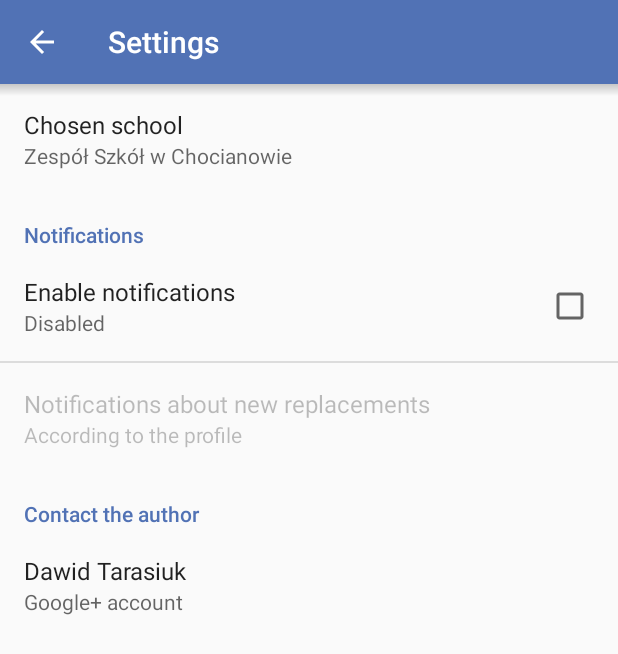
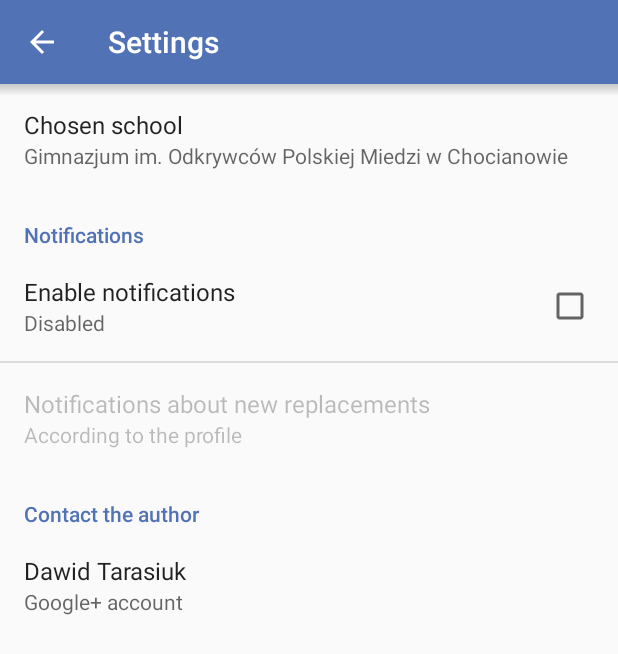
Before and after one commit to orzechdev/replacements-android, an Android app: the fragment ScheduleFragment placed in its activity, in the side drawer, after a tap on "Settings", on a phone screen of 412 x 824 dp. Shown: the top 654 px of the screen. Run offline under Robolectric (Android 15) with nearby library versions, the phone set to English and light mode, and no system bars; libraries missing offline, so code that uses them is left out: ca.barrenechea.widget; 1 statement that could not run was skipped.

Commit message:
Adjustments for adding new school: Done a lot of things in LoaderMain activity, and prepare to possibility to open activity after downloading data.

```diff
--- a/app/src/main/java/com/replacements/replacements/activities/ReplacementsMain.java
+++ b/app/src/main/java/com/replacements/replacements/activities/ReplacementsMain.java
@@ -31,6 +31,7 @@ import android.view.MenuInflater;
 import android.view.MenuItem;
 import android.view.View;
 import android.widget.LinearLayout;
+import android.widget.TextView;
 
 //import com.google.android.gms.common.GoogleApiAvailability;
 import com.google.firebase.iid.FirebaseInstanceId;
@@ -46,6 +47,7 @@ import com.replacements.replacements.fragments.ProfileFragmentTeacher;
 import com.replacements.replacements.R;
 import com.replacements.replacements.fragments.ReplacementsFragment;
 import com.replacements.replacements.fragments.ScheduleFragment;
+import com.replacements.replacements.interfaces.ApplicationConstants;
 import com.replacements.replacements.preferences.SettingsActivity;
 //import com.replacements.replacements.sync.GcmUserRegistration;
 //import com.replacements.replacements.sync.GcmUserUnregistration;
@@ -249,10 +251,12 @@ public class ReplacementsMain extends AppCompatActivity {
         SharedPreferences prefs = getSharedPreferences("dane", Context.MODE_PRIVATE);
         connManager = ((ConnectivityManager)getBaseContext().getSystemService(Context.CONNECTIVITY_SERVICE));
         if ((connManager != null) && (connManager.getActiveNetworkInfo() != null)) {
-            boolean toDoRegisterUser = prefs.getBoolean("toDoRegisterUser", false);
-            boolean toDoUnregisterUser = prefs.getBoolean("toDoUnregisterUser", false);
+            boolean toDoRegisterUser1 = prefs.getBoolean("toDoRegisterUser1", false);
+            boolean toDoUnregisterUser1 = prefs.getBoolean("toDoUnregisterUser1", false);
+            boolean toDoRegisterUser2 = prefs.getBoolean("toDoRegisterUser2", false);
+            boolean toDoUnregisterUser2 = prefs.getBoolean("toDoUnregisterUser2", false);
             SharedPreferences localSharedPreferences = PreferenceManager.getDefaultSharedPreferences(this);
-            if (localSharedPreferences.getBoolean("pref_notify_switch", true) && !toDoRegisterUser && !toDoUnregisterUser) {
+            if (localSharedPreferences.getBoolean("pref_notify_switch", true) && !toDoRegisterUser1 && !toDoRegisterUser1 && !toDoUnregisterUser1 && !toDoUnregisterUser2) {
                 boolean isDataToChange = prefs.getBoolean("dataToChange", false);
                 boolean isModulesToChange = prefs.getBoolean("modulesToChange", false);
                 if (isDataToChange && !isModulesToChange) {
@@ -265,20 +269,40 @@ public class ReplacementsMain extends AppCompatActivity {
                     changeSetInServer(3);
                 }
             } else {
-                if (toDoRegisterUser) {
+                String urlUnregister;
+                String urlRegister;
+                if(prefs.getInt("chosenSchool", 1) == 1){
+                    urlRegister = ApplicationConstants.SCHOOL_SERVER_1;
+                }else{
+                    urlRegister = ApplicationConstants.SCHOOL_SERVER_2;
+                }
+                if (toDoRegisterUser1 || toDoRegisterUser2) {
                     Log.i(CLASS_NAME, "onResume toDoRegisterUser");
                     String FCMToken = FirebaseInstanceId.getInstance().getToken();
                     Intent profileRegister = new Intent(this, ProfileRegister.class);
                     profileRegister.putExtra("serverAction", 1);
                     profileRegister.putExtra("token", FCMToken);
+                    profileRegister.putExtra("url", urlRegister);
                     this.startService(profileRegister);
                 }
-                if (toDoUnregisterUser) {
-                    Log.i(CLASS_NAME, "onResume toDoUnregisterUser");
+                if (toDoUnregisterUser1) {
+                    urlUnregister = ApplicationConstants.SCHOOL_SERVER_1;
+                    Log.i(CLASS_NAME, "onResume toDoUnregisterUser1");
                     String FCMToken = FirebaseInstanceId.getInstance().getToken();
                     Intent profileRegister = new Intent(this, ProfileRegister.class);
                     profileRegister.putExtra("serverAction", 2);
                     profileRegister.putExtra("token", FCMToken);
+                    profileRegister.putExtra("url", urlUnregister);
+                    this.startService(profileRegister);
+                }
+                if (toDoUnregisterUser2) {
+                    urlUnregister = ApplicationConstants.SCHOOL_SERVER_2;
+                    Log.i(CLASS_NAME, "onResume toDoUnregisterUser2");
+                    String FCMToken = FirebaseInstanceId.getInstance().getToken();
+                    Intent profileRegister = new Intent(this, ProfileRegister.class);
+                    profileRegister.putExtra("serverAction", 2);
+                    profileRegister.putExtra("token", FCMToken);
+                    profileRegister.putExtra("url", urlUnregister);
                     this.startService(profileRegister);
                 }
             }
@@ -391,12 +415,14 @@ public class ReplacementsMain extends AppCompatActivity {
 
         View hView =  mNavigationView.getHeaderView(0);
         LinearLayout drawerHeader = (LinearLayout) hView.findViewById(R.id.drawer_header);
+        TextView textHeader = (TextView)drawerHeader.findViewById(R.id.drawer_header_text);
         SharedPreferences prefs = getSharedPreferences("dane", Context.MODE_PRIVATE);
         if(android.os.Build.VERSION.SDK_INT < android.os.Build.VERSION_CODES.JELLY_BEAN) {
-            drawerHeader.setBackgroundDrawable(ContextCompat.getDrawable(this, (prefs.getInt("chosenSchool", 1) == 1)? R.drawable.header_image_old : R.drawable.header_image));
+            drawerHeader.setBackgroundDrawable(ContextCompat.getDrawable(this, (prefs.getInt("chosenSchool", 1) == 1)? R.drawable.header_image_1 : R.drawable.header_image_2));
         } else {
-            drawerHeader.setBackground(ContextCompat.getDrawable(this, (prefs.getInt("chosenSchool", 1) == 1)? R.drawable.header_image_old : R.drawable.header_image));
+            drawerHeader.setBackground(ContextCompat.getDrawable(this, (prefs.getInt("chosenSchool", 1) == 1)? R.drawable.header_image_1 : R.drawable.header_image_2));
         }
+        textHeader.setText((prefs.getInt("chosenSchool", 1) == 1)? R.string.school_name_1 : R.string.school_name_2);
 
     //    setupActionBarDrawerToogle();
         if (mNavigationView != null) {
--- a/app/src/main/java/com/replacements/replacements/sync/ScheduleUpdate.java
+++ b/app/src/main/java/com/replacements/replacements/sync/ScheduleUpdate.java
@@ -457,6 +457,11 @@ public class ScheduleUpdate extends IntentService {
             SharedPreferences.Editor sharedPrefEditor = sharedPref.edit();
             sharedPrefEditor.putBoolean("scheduleUpdateToNotify",false);
             sharedPrefEditor.apply();
+
+
+            Intent newIntent = new Intent("messageLoader");
+            newIntent.putExtra("finishService", true);
+            LocalBroadcastManager.getInstance(getApplicationContext()).sendBroadcast(newIntent);
         }
     }
 }
--- a/app/src/main/res/layout/drawer_header.xml
+++ b/app/src/main/res/layout/drawer_header.xml
@@ -10,8 +10,9 @@
     android:gravity="bottom">
 
     <TextView
+        android:id="@+id/drawer_header_text"
         android:layout_width="match_parent"
         android:layout_height="wrap_content"
-        android:text="Zespół Szkół w Chocianowie"
+        android:text="@string/school_name_0"
         android:textAppearance="@style/TextAppearance.AppCompat.Body1"/>
 </LinearLayout>
--- a/build.gradle
+++ b/build.gradle
@@ -5,7 +5,7 @@ buildscript {
         jcenter()
     }
     dependencies {
-        classpath 'com.android.tools.build:gradle:2.2.2'
+        classpath 'com.android.tools.build:gradle:2.2.3'
 
         classpath 'com.google.gms:google-services:3.0.0'
 
```
Also changed, not shown: app/src/main/java/com/replacements/replacements/activities/LoaderMain.java (+50 -8 lines), app/src/main/java/com/replacements/replacements/preferences/SettingsFragment.java (+33 -6 lines), app/src/main/java/com/replacements/replacements/sync/ProfileRegister.java (+38 -10 lines), app/src/main/java/com/replacements/replacements/sync/ProfileSetToServer.java (+8 -4 lines), app/src/main/res/layout/activity_choose_school.xml (+4 -4 lines), app/src/main/res/drawable-hdpi/header_image.png, app/src/main/res/drawable-hdpi/header_image_old.png (deleted), app/src/main/res/drawable-mdpi/header_image.png, app/src/main/res/drawable-mdpi/header_image_old.png (deleted), app/src/main/res/drawable-xhdpi/header_image.png, app/src/main/res/drawable-xhdpi/header_image_old.png (deleted), app/src/main/res/drawable-xxhdpi/header_image.png, app/src/main/res/drawable-xxhdpi/header_image_old.png (deleted), app/src/main/res/drawable-xxxhdpi/header_image.png, 1 more files.
